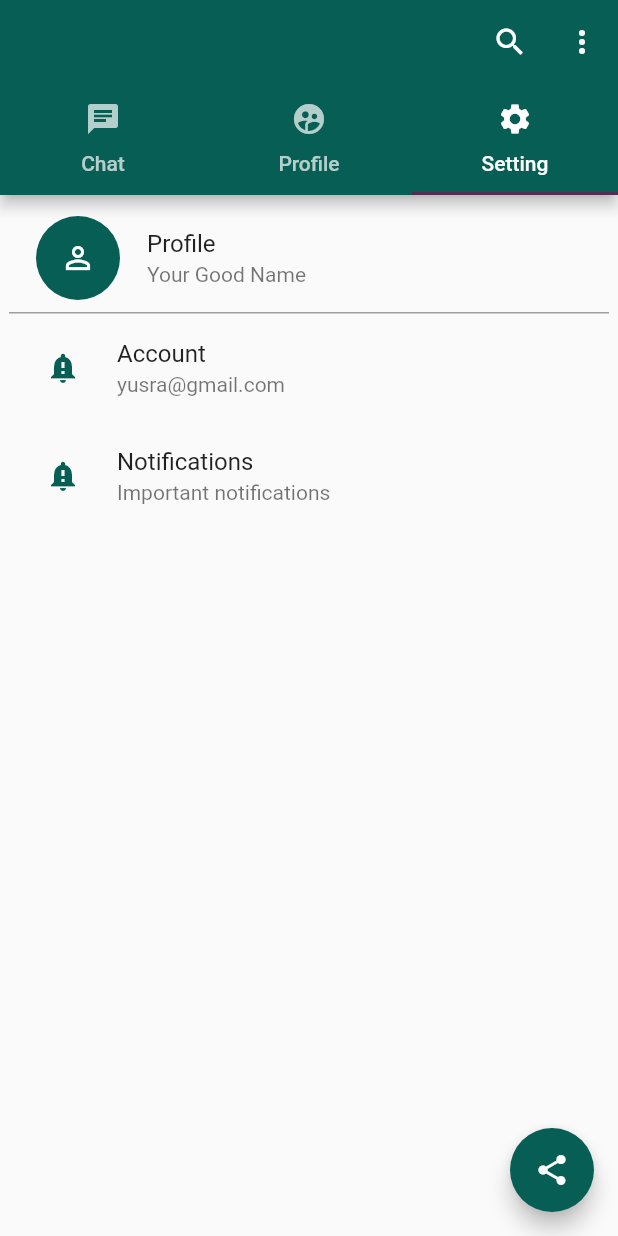
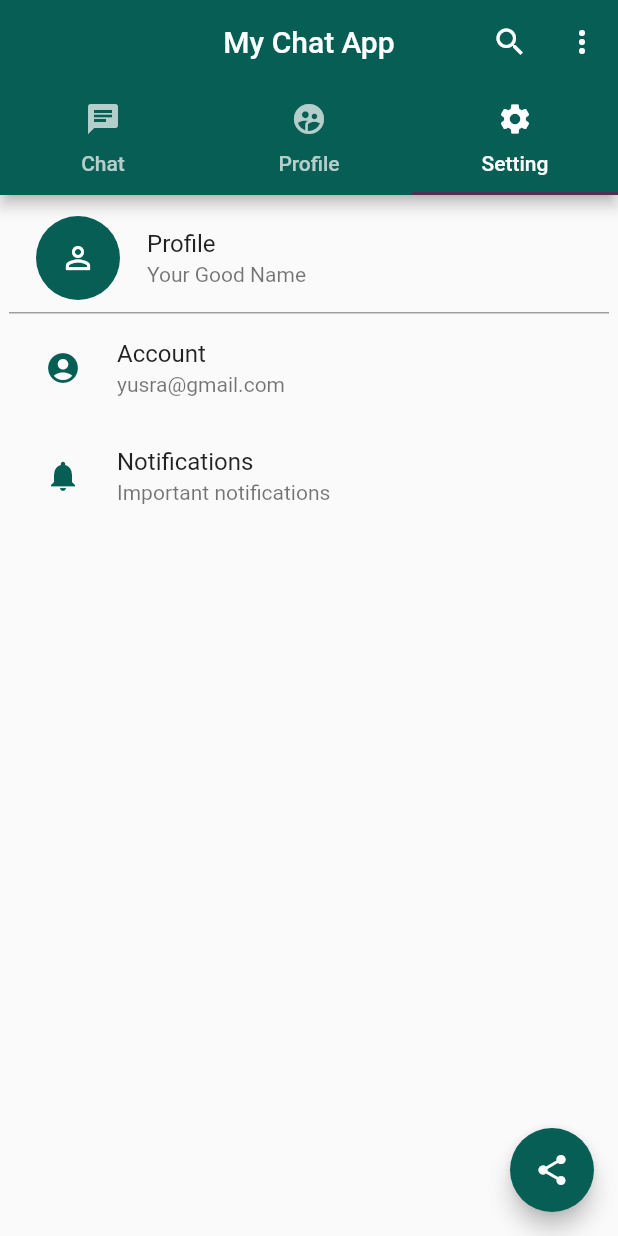
Before and after one commit to YusProduction/chat_app, a Flutter app: the MyHomePage screen opened directly, tab 3 chosen, on a phone screen of 412 x 824 dp. Run offline on Flutter 3.47's test engine with Material 2 defaults, Android fonts, the phone set to English and light mode, and no system bars; our stand-ins replace email_validator, firebase_auth, firebase_core, firebase_database, fluttertoast, image_picker and 1 more; accounts and stored records are empty; network calls fail.

Commit message:
profile and setting

```diff
--- a/lib/Models.dart
+++ b/lib/Models.dart
@@ -30,8 +30,8 @@ class UsersLastMsg {
 }
 
 class settingListModel {
-//  Icon icon;
+  IconData icon;
   String account;
   String email;
-  settingListModel(this.account, this.email);
+  settingListModel(this.icon, this.account, this.email);
 }
--- a/lib/MyHomePage.dart
+++ b/lib/MyHomePage.dart
@@ -1,9 +1,11 @@
+import 'dart:io';
 import 'package:flutter/material.dart';
+import 'package:firebase_database/firebase_database.dart';
 import 'package:my_chat_app/Common.dart';
 import 'package:my_chat_app/NewUserChat.dart';
+import 'package:my_chat_app/profile.dart';
 import 'Models.dart';
 import 'ChatScreen.dart';
-import 'package:firebase_database/firebase_database.dart';
 import 'settings.dart';
 
 class MyHomePage extends StatefulWidget {
@@ -24,6 +26,7 @@ class _MyHomePageState extends State<MyHomePage>
   List<UsersLastMsg> lastMsgList = new List();
   List<settingListModel> settingListData = new List();
   bool loading = false;
+  var fabIcon = Icons.message;
 
   final databaseReference = FirebaseDatabase.instance.reference();
   @override
@@ -35,27 +38,38 @@ class _MyHomePageState extends State<MyHomePage>
       vsync: this,
       initialIndex: 0,
     )..addListener(() {
-        setState(() {});
+        setState(() {
+          switch (tabController.index) {
+            case 0:
+              fabIcon = Icons.message;
+              break;
+            case 1:
+              fabIcon = Icons.camera_enhance;
+              break;
+            case 2:
+              fabIcon = Icons.share;
+              break;
+          }
         });
-    checkPrefs();
+      });
+//    checkPrefs();
     getMsgData();
   }
 
-  void checkPrefs() async {
-    String userName = await Common.getShared(ConstKeys.firstName);
-    if (userName != null)
-      setState(() {
-        title = userName;
-      });
-  }
+  String title = null;
+//  void checkPrefs() async {
+//    String userName = await Common.getShared(ConstKeys.firstName);
+//    if (userName != null)
+//      setState(() {
+//        title = userName;
+//      });
+//  }
 
   @override
   void dispose() {
     tabController.dispose();
     super.dispose();
   }
-
-  String title = null;
 
   void getMsgData() async {
     setState(() {
@@ -99,7 +113,8 @@ class _MyHomePageState extends State<MyHomePage>
         appBar: AppBar(
           centerTitle: true,
 //        leading: Icon(Icons.add_a_photo),
-        title: Text("${title == null ? 'My Chat APP' : title}"),
+//        title: Text("${title == null ? 'My Chat APP' : title}"),
+          title: Text("My Chat App"),
           actions: <Widget>[
             IconButton(icon: Icon(Icons.search), onPressed: () {}),
             PopupMenuButton(itemBuilder: (BuildContext context) {
@@ -182,8 +197,8 @@ class _MyHomePageState extends State<MyHomePage>
                           ),
                         ),
                       ),
-                    title:
-                        Text("${lastMsgList.elementAt(index).lastSenderName}"),
+                      title: Text(
+                          "${lastMsgList.elementAt(index).lastSenderName}"),
 //                    subtitle: Text("${chatList.elementAt(index).msg}"),
                       subtitle: Text("${lastMsgList.elementAt(index).lastMsg}"),
                       trailing:
@@ -193,122 +208,11 @@ class _MyHomePageState extends State<MyHomePage>
                 },
               ),
             ),
-          Container(
-            // profile
-            color: Colors.white,
-            padding: EdgeInsets.all(16.0),
-            child: Column(
-              children: <Widget>[
-                Container(
-//                  color: Colors.blue,
-                  alignment: Alignment.center,
-//                  padding: EdgeInsets.all(16),
-                  child: Stack(
-                    children: <Widget>[
-                      ClipRRect(
-                        borderRadius: BorderRadius.all(Radius.circular(120)),
-                        child: Image.network(
-                          "https://encrypted-tbn0.gstatic.com/images?q=tbn:ANd9GcT1Tu8fS8Vo1xpIuQssKYs0CH7jJH5TW5y6t8xInzzKzc_fQP-L&s",
-                          fit: BoxFit.cover,
-                          height: 230,
-                          width: 230,
-                        ),
-                      ),
-                      Positioned(
-                        right: 8,
-                        bottom: 8,
-                        child: CircleAvatar(
-                          radius: 30,
-                          child: IconButton(
-                            onPressed: () {},
-//                            iconSize: 25,
-                            icon: Icon(
-                              Icons.camera_alt,
-                              color: Colors.white,
-                              size: 30,
-                            ),
-                          ),
-                          backgroundColor: Color(0xff075e54),
-                        ),
-                      ),
-                    ],
-                  ),
-                ),
-                SizedBox(
-                  height: 20,
-                ),
-                Container(
-//                  color: Colors.grey,
-//                  alignment: Alignment.center,
-                  padding: EdgeInsets.all(8),
-//                  flex: 1,
-                  child: Row(
-                    mainAxisAlignment: MainAxisAlignment.center,
-                    children: <Widget>[
-                      Text(
-                        "${title}",
-                        style: TextStyle(fontSize: 25),
-                      ),
-                      SizedBox(
-                        width: 20,
-                      ),
-                      IconButton(
-                        onPressed: () {
-                          UNameController.text = title;
-                          UNameController.selection = TextSelection(
-                              baseOffset: 0,
-                              extentOffset: UNameController.text.length);
-                          showDialog(
-                            context: context,
-                            builder: (BuildContext context) {
-                              return AlertDialog(
-                                title: Text("Edit"),
-                                content: TextField(
-                                  controller: UNameController,
-                                  autofocus: true,
-//                                  onChanged: (txt) {
-//                                    UserName = txt;
-//                                    //print("Last Name $lastName");
-//                                  },
-                                ),
-                                actions: [
-                                  FlatButton(
-                                    child: Text("Yes"),
-                                    onPressed: () {
-                                      if (UNameController.text == title) {
-                                        Navigator.pop(context);
-                                        return;
-                                      }
-                                      if (UNameController.text.length > 0) {
-                                        print(UNameController.text);
-                                        setState(() {
-                                          title = UNameController.text;
-                                        });
-                                        // UserName = "";
-                                        Navigator.pop(context);
-                                      }
-                                    },
-                                  ),
-                                ],
-                              );
-                            },
-                          );
-                        },
-                        icon: Icon(
-                          Icons.edit,
-                        ),
-                      ),
-                    ],
-                  ),
-                ),
-              ],
-            ),
-          ),
+            profilePage(title: title),
             settings(settingListData: settingListData),
           ],
         ),
-      floatingActionButton: tabController.index == 0
-          ? FloatingActionButton(
+        floatingActionButton: FloatingActionButton(
             backgroundColor: Color(0xff075e54),
             onPressed: () {
               Navigator.push(
@@ -316,16 +220,27 @@ class _MyHomePageState extends State<MyHomePage>
                   new MaterialPageRoute(
                       builder: (context) => new NewUserChat()));
             },
-              child: Icon(
-                Icons.chat,
-                color: Colors.white,
-              ),
-            )
-          : FloatingActionButton(
-              backgroundColor: Color(0xff075e54),
-              child: Icon(Icons.share),
-              onPressed: () {},
-            ),
+            child: Icon(fabIcon))
+//      floatingActionButton: tabController.index == 0
+//          ? FloatingActionButton(
+//              backgroundColor: Color(0xff075e54),
+//              onPressed: () {
+//                Navigator.push(
+//                    context,
+//                    new MaterialPageRoute(
+//                        builder: (context) => new NewUserChat()));
+//              },
+//              child: Icon(fabIcon)
+////              child: Icon(
+////                Icons.chat,
+////                color: Colors.white,
+////              ),
+//              )
+//          : FloatingActionButton(
+//              backgroundColor: Color(0xff075e54),
+//              child: Icon(Icons.share),
+//              onPressed: () {},
+//            ),
         );
   }
 }
--- a/pubspec.yaml
+++ b/pubspec.yaml
@@ -31,6 +31,7 @@ dependencies:
   fluttertoast: ^3.1.3
   intl: ^0.16.0
   shared_preferences: ^0.5.6
+  image_picker: ^0.6.3
 
 
 
```
Also changed, not shown: lib/profile.dart (added, +169 -0 lines), lib/settings.dart (+5 -4 lines), pubspec.lock, 1 other file. Lines whose indentation alone changed are shown as unchanged.
